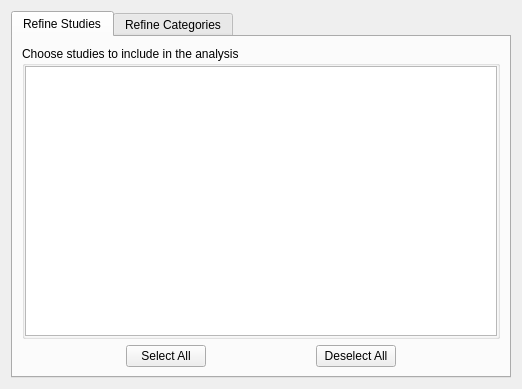
Before: the Qt Designer form refine_studies_page.ui in gdietz/OpenMEE, drawn with Qt 5.
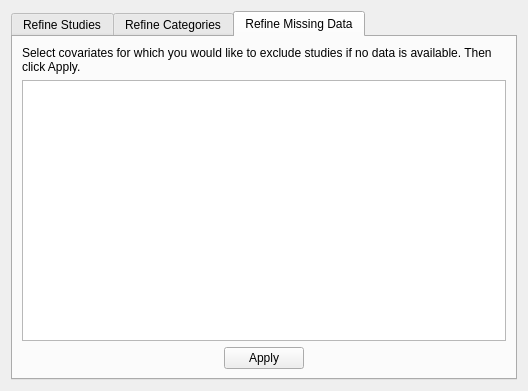
After: the same form once the commit is applied. The open tabs and pages were chosen to show the change.

Diff of the .ui file:
```diff
--- a/refine_studies_page.ui
+++ b/refine_studies_page.ui
@@ -6,8 +6,8 @@
    <rect>
     <x>0</x>
     <y>0</y>
-    <width>522</width>
-    <height>389</height>
+    <width>528</width>
+    <height>391</height>
    </rect>
   </property>
   <property name="windowTitle">
@@ -120,6 +120,63 @@
        </item>
       </layout>
      </widget>
+     <widget class="QWidget" name="exclude_studies_missing_data_tab">
+      <attribute name="title">
+       <string>Refine Missing Data</string>
+      </attribute>
+      <layout class="QVBoxLayout" name="verticalLayout_5">
+       <item>
+        <widget class="QLabel" name="label">
+         <property name="text">
+          <string>Select covariates for which you would like to exclude studies if no data is available. Then click Apply.</string>
+         </property>
+         <property name="wordWrap">
+          <bool>true</bool>
+         </property>
+        </widget>
+       </item>
+       <item>
+        <widget class="QListWidget" name="missing_data_listwidget"/>
+       </item>
+       <item>
+        <layout class="QHBoxLayout" name="horizontalLayout">
+         <item>
+          <spacer name="horizontalSpacer_4">
+           <property name="orientation">
+            <enum>Qt::Horizontal</enum>
+           </property>
+           <property name="sizeHint" stdset="0">
+            <size>
+             <width>40</width>
+             <height>20</height>
+            </size>
+           </property>
+          </spacer>
+         </item>
+         <item>
+          <widget class="QPushButton" name="missing_data_apply_btn">
+           <property name="text">
+            <string>Apply</string>
+           </property>
+          </widget>
+         </item>
+         <item>
+          <spacer name="horizontalSpacer_5">
+           <property name="orientation">
+            <enum>Qt::Horizontal</enum>
+           </property>
+           <property name="sizeHint" stdset="0">
+            <size>
+             <width>40</width>
+             <height>20</height>
+            </size>
+           </property>
+          </spacer>
+         </item>
+        </layout>
+       </item>
+      </layout>
+     </widget>
     </widget>
    </item>
   </layout>
```
